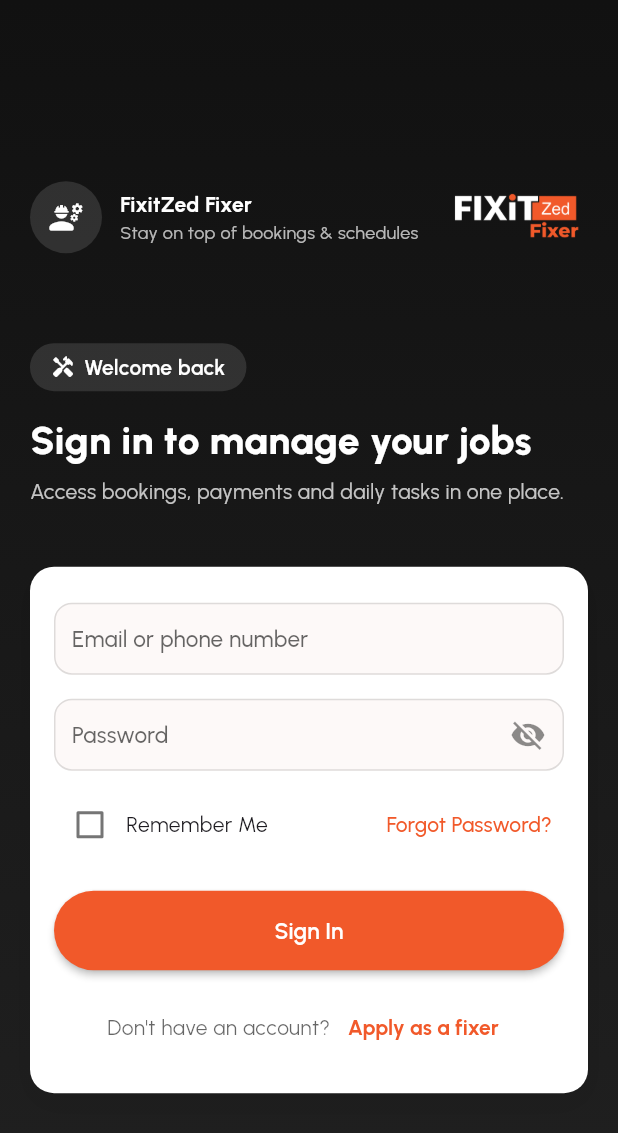
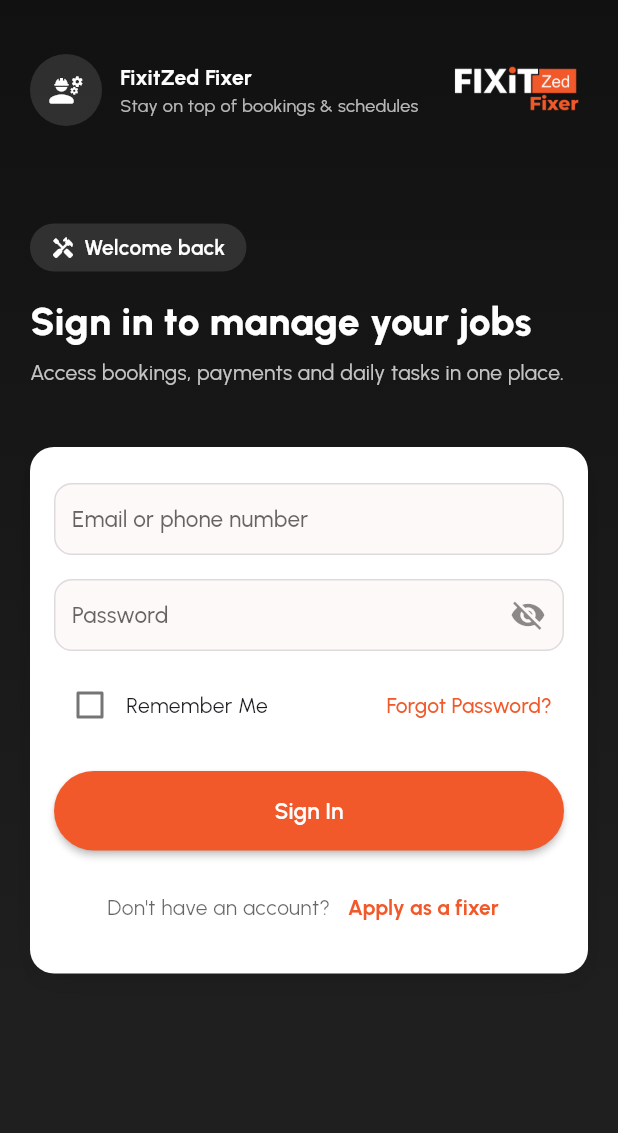
Before and after one commit to cosammalaika/Fixitzed-Fixer-App, a Flutter app: the SignInScreen screen opened by its route, on a phone screen of 412 x 824 dp. Shown: the top 1133 px of the screen. Run offline on Flutter 3.47's test engine with Material 3 defaults, Android fonts, the phone set to English and light mode, and no system bars; our stand-ins replace file_picker, flutter_local_notifications, flutter_riverpod, google_fonts, image_picker, shared_preferences; accounts and stored records are empty.

Commit message:
prod version changes

```diff
--- a/lib/screens/sign_in_screen.dart
+++ b/lib/screens/sign_in_screen.dart
@@ -1,6 +1,4 @@
 import 'dart:convert';
-import 'dart:math' as math;
-
 import 'package:flutter/material.dart';
 import 'package:google_fonts/google_fonts.dart';
 import 'package:shared_preferences/shared_preferences.dart';
@@ -222,18 +220,12 @@
         body: SafeArea(
           top: false,
           child: LayoutBuilder(
-            builder: (context, constraints) {
+            builder: (context, _) {
               final media = MediaQuery.of(context);
-              final headerHeight = math
-                  .min(420.0, math.max(280.0, constraints.maxHeight * 0.45))
-                  .toDouble();
-              final topPadding =
-                  media.padding.top +
-                  math.max(32.0, headerHeight - 250.0).toDouble();
+              final topPadding = media.padding.top + 36.0;
               final bottomPadding = media.viewInsets.bottom > 0
                   ? media.viewInsets.bottom + 24.0
                   : media.padding.bottom + 32.0;
-              final heroGap = math.max(32.0, headerHeight - 260.0).toDouble();
 
               return Stack(
                 children: [
@@ -302,7 +294,7 @@
                                 ),
                               ],
                             ),
-                            SizedBox(height: 60),
+                            const SizedBox(height: 65),
                             Container(
                               padding: const EdgeInsets.symmetric(
                                 horizontal: 14,
```
